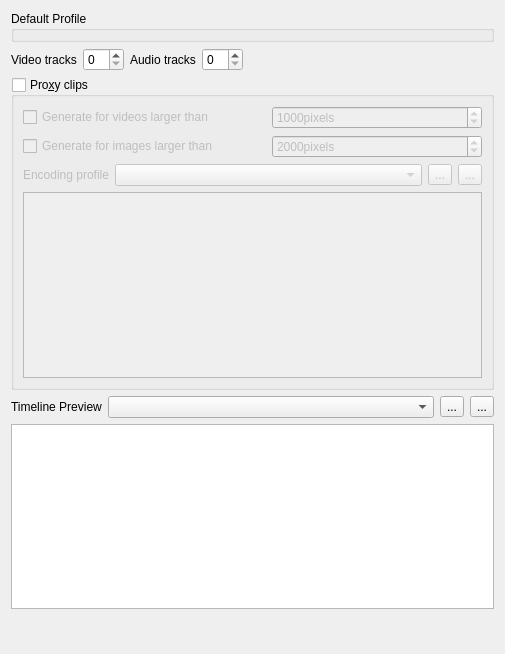
KDE/kdenlive, file src/ui/configproject_ui.ui: the form before one commit.
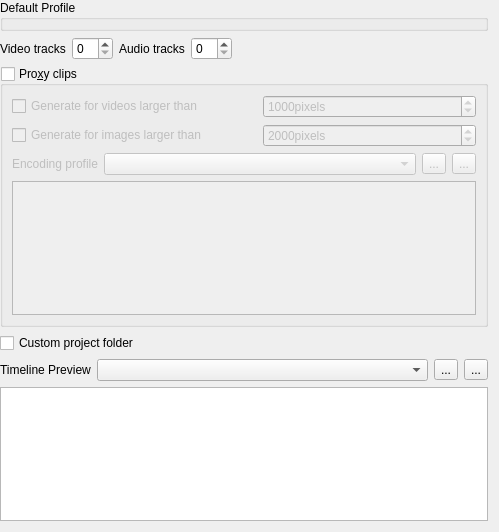
The form after the commit. Custom widgets are drawn as their Qt base class.

Commit message: * First steps towards using custom project folder to store tmp data (wip) * First steps towards "portable" projects (using relative paths)

```diff
--- a/src/ui/configproject_ui.ui
+++ b/src/ui/configproject_ui.ui
@@ -6,18 +6,17 @@
    <rect>
     <x>0</x>
     <y>0</y>
-    <width>505</width>
-    <height>654</height>
+    <width>499</width>
+    <height>532</height>
    </rect>
   </property>
-  <layout class="QGridLayout" name="gridLayout_4">
-   <item row="0" column="0" colspan="5">
-    <widget class="QGroupBox" name="profile_box">
-     <property name="title">
-      <string>Default Profile</string>
-     </property>
-    </widget>
-   </item>
+  <layout class="QGridLayout" name="gridLayout_2">
+   <property name="leftMargin">
+    <number>0</number>
+   </property>
+   <property name="topMargin">
+    <number>0</number>
+   </property>
    <item row="1" column="0">
     <widget class="QLabel" name="label_6">
      <property name="text">
@@ -25,8 +24,62 @@
      </property>
     </widget>
    </item>
-   <item row="1" column="1">
-    <widget class="QSpinBox" name="kcfg_videotracks"/>
+   <item row="5" column="0" colspan="5">
+    <layout class="QHBoxLayout" name="horizontalLayout">
+     <item>
+      <widget class="QLabel" name="label_25">
+       <property name="sizePolicy">
+        <sizepolicy hsizetype="Maximum" vsizetype="Preferred">
+         <horstretch>0</horstretch>
+         <verstretch>0</verstretch>
+        </sizepolicy>
+       </property>
+       <property name="text">
+        <string>Timeline Preview</string>
+       </property>
+      </widget>
+     </item>
+     <item>
+      <widget class="KComboBox" name="kcfg_preview_profile">
+       <property name="sizePolicy">
+        <sizepolicy hsizetype="MinimumExpanding" vsizetype="Fixed">
+         <horstretch>0</horstretch>
+         <verstretch>0</verstretch>
+        </sizepolicy>
+       </property>
+      </widget>
+     </item>
+     <item>
+      <widget class="QToolButton" name="preview_showprofileinfo">
+       <property name="text">
+        <string>...</string>
+       </property>
+       <property name="checkable">
+        <bool>true</bool>
+       </property>
+      </widget>
+     </item>
+     <item>
+      <widget class="QToolButton" name="preview_manageprofile">
+       <property name="text">
+        <string>...</string>
+       </property>
+      </widget>
+     </item>
+    </layout>
+   </item>
+   <item row="6" column="0" colspan="5">
+    <widget class="QPlainTextEdit" name="previewparams">
+     <property name="sizePolicy">
+      <sizepolicy hsizetype="Expanding" vsizetype="Maximum">
+       <horstretch>0</horstretch>
+       <verstretch>0</verstretch>
+      </sizepolicy>
+     </property>
+     <property name="readOnly">
+      <bool>true</bool>
+     </property>
+    </widget>
    </item>
    <item row="1" column="2">
     <widget class="QLabel" name="label_7">
@@ -35,6 +88,9 @@
      </property>
     </widget>
    </item>
+   <item row="1" column="1">
+    <widget class="QSpinBox" name="kcfg_videotracks"/>
+   </item>
    <item row="1" column="3">
     <widget class="QSpinBox" name="kcfg_audiotracks"/>
    </item>
@@ -51,7 +107,27 @@
      </property>
     </spacer>
    </item>
-   <item row="2" column="0" colspan="5">
+   <item row="0" column="0" colspan="5">
+    <widget class="QGroupBox" name="profile_box">
+     <property name="title">
+      <string>Default Profile</string>
+     </property>
+    </widget>
+   </item>
+   <item row="7" column="0">
+    <spacer name="verticalSpacer">
+     <property name="orientation">
+      <enum>Qt::Vertical</enum>
+     </property>
+     <property name="sizeHint" stdset="0">
+      <size>
+       <width>20</width>
+       <height>40</height>
+      </size>
+     </property>
+    </spacer>
+   </item>
+   <item row="3" column="0" colspan="5">
     <widget class="QGroupBox" name="kcfg_enableproxy">
      <property name="title">
       <string>Pro&amp;xy clips</string>
@@ -162,79 +238,29 @@
      </layout>
     </widget>
    </item>
-   <item row="3" column="0" colspan="5">
-    <layout class="QHBoxLayout" name="horizontalLayout">
-     <item>
-      <widget class="QLabel" name="label_25">
-       <property name="sizePolicy">
-        <sizepolicy hsizetype="Maximum" vsizetype="Preferred">
-         <horstretch>0</horstretch>
-         <verstretch>0</verstretch>
-        </sizepolicy>
-       </property>
-       <property name="text">
-        <string>Timeline Preview</string>
-       </property>
-      </widget>
-     </item>
-     <item>
-      <widget class="KComboBox" name="kcfg_preview_profile">
-       <property name="sizePolicy">
-        <sizepolicy hsizetype="MinimumExpanding" vsizetype="Fixed">
-         <horstretch>0</horstretch>
-         <verstretch>0</verstretch>
-        </sizepolicy>
-       </property>
-      </widget>
-     </item>
-     <item>
-      <widget class="QToolButton" name="preview_showprofileinfo">
-       <property name="text">
-        <string>...</string>
-       </property>
-       <property name="checkable">
-        <bool>true</bool>
-       </property>
-      </widget>
-     </item>
-     <item>
-      <widget class="QToolButton" name="preview_manageprofile">
-       <property name="text">
-        <string>...</string>
-       </property>
-      </widget>
-     </item>
-    </layout>
-   </item>
    <item row="4" column="0" colspan="5">
-    <widget class="QPlainTextEdit" name="previewparams">
-     <property name="sizePolicy">
-      <sizepolicy hsizetype="Expanding" vsizetype="Maximum">
-       <horstretch>0</horstretch>
-       <verstretch>0</verstretch>
-      </sizepolicy>
-     </property>
-     <property name="readOnly">
-      <bool>true</bool>
-     </property>
-    </widget>
-   </item>
-   <item row="5" column="0">
-    <spacer name="verticalSpacer">
-     <property name="orientation">
-      <enum>Qt::Vertical</enum>
-     </property>
-     <property name="sizeHint" stdset="0">
-      <size>
-       <width>20</width>
-       <height>40</height>
-      </size>
-     </property>
-    </spacer>
+    <layout class="QHBoxLayout" name="horizontalLayout_2">
+     <item>
+      <widget class="QCheckBox" name="kcfg_customprojectfolder">
+       <property name="text">
+        <string>Custom project folder</string>
+       </property>
+      </widget>
+     </item>
+     <item>
+      <widget class="KUrlRequester" name="projecturl"/>
+     </item>
+    </layout>
    </item>
   </layout>
  </widget>
  <customwidgets>
+  <customwidget>
+   <class>KUrlRequester</class>
+   <extends>QWidget</extends>
+   <header>kurlrequester.h</header>
+   <container>1</container>
+  </customwidget>
   <customwidget>
    <class>KComboBox</class>
    <extends>QComboBox</extends>
```
Left out of the diff: 19 changed lines with no effect on the pictures. The commit also changes 26 other files.
